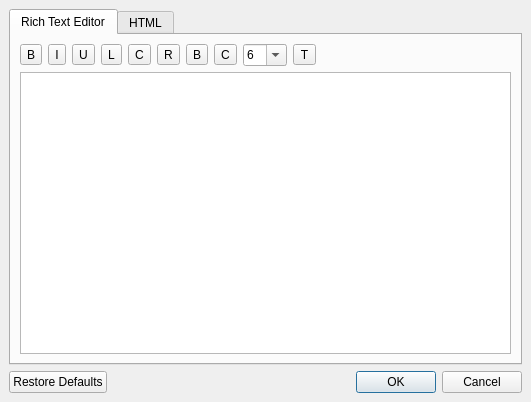
Qt form src/forms/CustomizeDetailViewDlg.ui (thooge/keepassx1) before a commit.
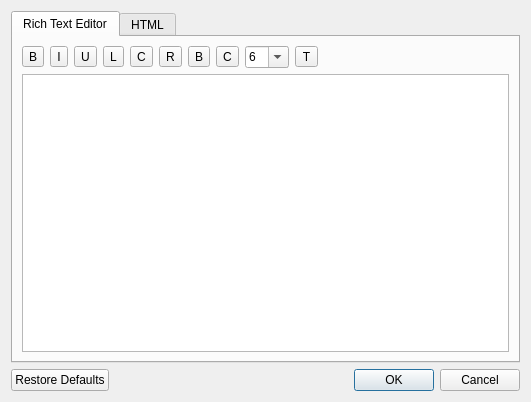
The same form after that commit.

The edit to the form file:
```diff
--- a/src/forms/CustomizeDetailViewDlg.ui
+++ b/src/forms/CustomizeDetailViewDlg.ui
@@ -16,18 +16,6 @@
    <property name="spacing" >
     <number>6</number>
    </property>
-   <property name="leftMargin" >
-    <number>9</number>
-   </property>
-   <property name="topMargin" >
-    <number>9</number>
-   </property>
-   <property name="rightMargin" >
-    <number>9</number>
-   </property>
-   <property name="bottomMargin" >
-    <number>9</number>
-   </property>
    <item>
     <widget class="QTabWidget" name="TabWidget" >
      <property name="currentIndex" >
@@ -41,35 +29,11 @@
        <property name="spacing" >
         <number>6</number>
        </property>
-       <property name="leftMargin" >
-        <number>9</number>
-       </property>
-       <property name="topMargin" >
-        <number>9</number>
-       </property>
-       <property name="rightMargin" >
-        <number>9</number>
-       </property>
-       <property name="bottomMargin" >
-        <number>9</number>
-       </property>
        <item>
         <layout class="QHBoxLayout" >
          <property name="spacing" >
           <number>6</number>
          </property>
-         <property name="leftMargin" >
-          <number>0</number>
-         </property>
-         <property name="topMargin" >
-          <number>0</number>
-         </property>
-         <property name="rightMargin" >
-          <number>0</number>
-         </property>
-         <property name="bottomMargin" >
-          <number>0</number>
-         </property>
          <item>
           <widget class="QToolButton" name="BtnBold" >
            <property name="toolTip" >
```
Left out of the diff: 12 changed lines with no effect on the pictures.
